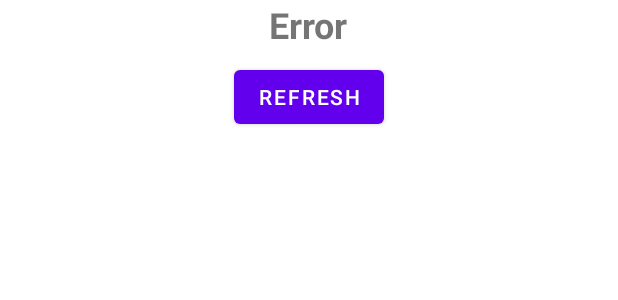
After one commit to KarelHudera/RocketNews, an Android app: the layout layout_error_loading.xml on its own in the app's theme, with its tools: preview values and no code run, on a phone screen of 412 x 824 dp. The commit adds this screen. Shown: the top 300 px of the screen. Run offline under Robolectric (Android 15) with nearby library versions, the phone set to English and light mode, and no system bars.

Commit message:
Working database and Error layout

```diff
--- a/app/src/main/java/com/example/rocketnews/App.kt
+++ b/app/src/main/java/com/example/rocketnews/App.kt
@@ -16,6 +16,6 @@ class App: Application() {
     }
 
     val appDatabase: AppDatabase by lazy {
-        Room.databaseBuilder(this, AppDatabase::class.java, "my-database").build()
+        Room.databaseBuilder(this, AppDatabase::class.java, "app_database").build()
     }
 }
--- a/app/src/main/java/com/example/rocketnews/MainActivity.kt
+++ b/app/src/main/java/com/example/rocketnews/MainActivity.kt
@@ -5,12 +5,12 @@ import android.os.Bundle
 import androidx.navigation.fragment.NavHostFragment
 import androidx.navigation.ui.NavigationUI
 import androidx.navigation.ui.NavigationUiSaveStateControl
+import androidx.navigation.ui.setupWithNavController
 import com.example.rocketnews.databinding.ActivityMainBinding
 
 class MainActivity : AppCompatActivity() {
     private lateinit var binding: ActivityMainBinding
 
-    @OptIn(NavigationUiSaveStateControl::class)
     override fun onCreate(savedInstanceState: Bundle?) {
         super.onCreate(savedInstanceState)
         binding = ActivityMainBinding.inflate(layoutInflater)
@@ -19,7 +19,6 @@ class MainActivity : AppCompatActivity() {
         val navHostFragment =
             supportFragmentManager.findFragmentById(R.id.nav_host_fragment) as NavHostFragment
         val navController = navHostFragment.navController
-
-        NavigationUI.setupWithNavController(binding.bottomNavigation, navController, false)
+        binding.bottomNavigation.setupWithNavController(navController)
     }
 }
--- a/app/src/main/java/com/example/rocketnews/database/NasaItemDao.kt
+++ b/app/src/main/java/com/example/rocketnews/database/NasaItemDao.kt
@@ -5,7 +5,7 @@ import androidx.room.*
 @Dao
 interface NasaItemDao {
     @Insert(onConflict = OnConflictStrategy.REPLACE)
-    suspend fun insert(nasaItem: NasaItem)
+    suspend fun insert(String: NasaItem)
 
     @Query("SELECT * FROM nasa_items")
     suspend fun getAll(): List<NasaItem>
--- /dev/null
+++ b/app/src/main/res/layout/layout_error_loading.xml
@@ -0,0 +1,38 @@
+<?xml version="1.0" encoding="utf-8"?>
+<ScrollView xmlns:android="http://schemas.android.com/apk/res/android"
+    android:layout_width="match_parent"
+    android:layout_height="match_parent">
+
+    <LinearLayout
+        android:layout_width="match_parent"
+        android:layout_height="wrap_content"
+        android:orientation="vertical"
+        android:gravity="center">
+
+        <TextView
+            android:id="@+id/errorMessageErrorLayout"
+            android:layout_width="wrap_content"
+            android:layout_height="wrap_content"
+            android:gravity="center"
+            android:textSize="24sp"
+            android:textStyle="bold"
+            android:text="Error" />
+
+        <Button
+            android:id="@+id/refreshButtonErrorLayout"
+            android:layout_width="wrap_content"
+            android:layout_height="wrap_content"
+            android:layout_marginTop="8dp"
+            android:text="Refresh"
+            android:textColor="@color/white" />
+
+        <ProgressBar
+            android:id="@+id/progressBarErrorLayout"
+            android:layout_width="wrap_content"
+            android:layout_height="wrap_content"
+            android:layout_marginTop="8dp"
+            android:visibility="gone" />
+
+    </LinearLayout>
+
+</ScrollView>
```
Also changed, not shown: app/src/main/java/com/example/rocketnews/daily/DailyFragment.kt (+44 -5 lines), app/src/main/java/com/example/rocketnews/database/NasaItem.kt (+4 -4 lines), app/src/main/java/com/example/rocketnews/database/NasaItemRepository.kt (+11 -16 lines), app/src/main/res/layout/fragment_daily.xml (+7 -1 lines).
